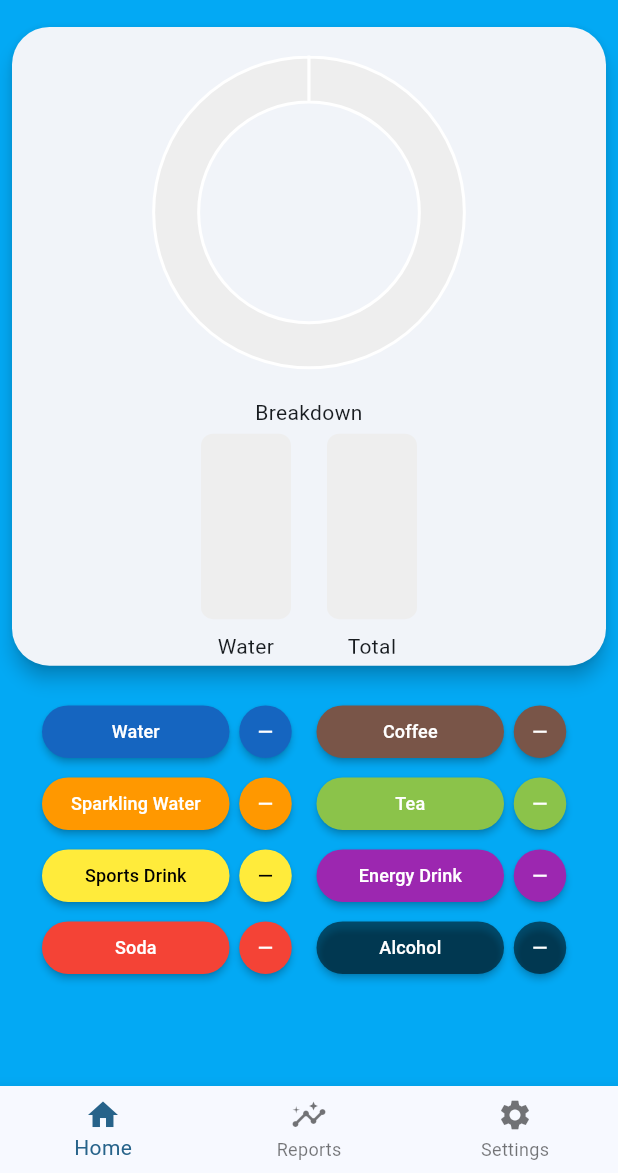
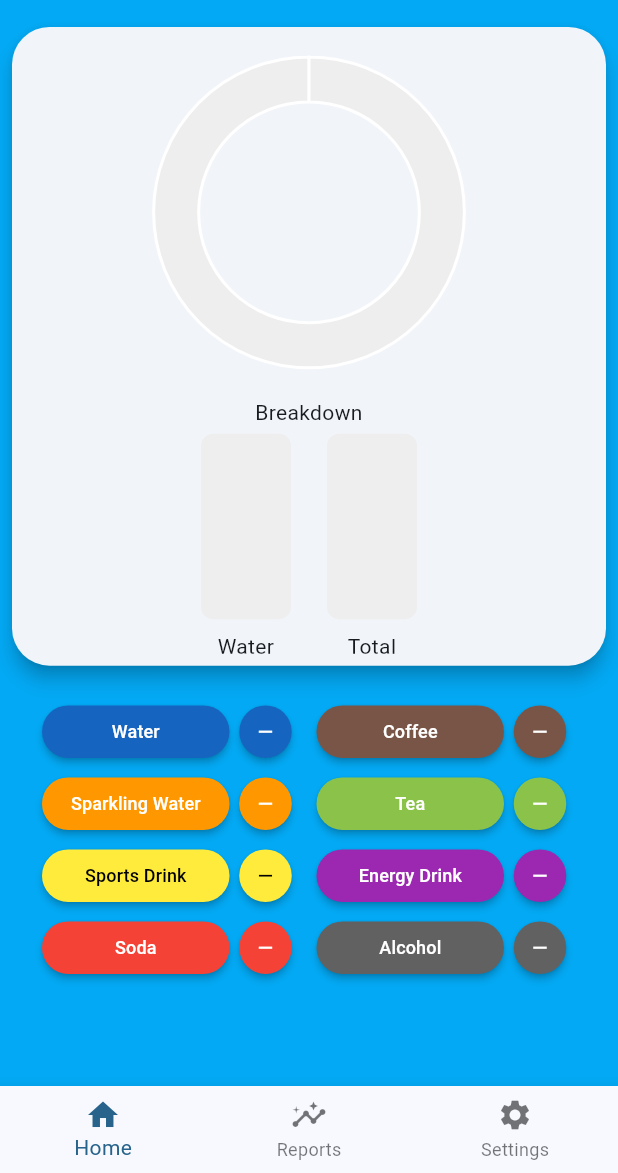
Before and after one commit to swsvindland/water_track, a Flutter app: the HomePage screen opened by its route, on a phone screen of 412 x 824 dp, the part 63-1236 px from its top. Run offline on Flutter 3.47's test engine with Material 2 defaults, Android fonts, the light colour scheme and no system bars; drawn by our look-alikes of flutter_animation_progress_bar; our stand-ins replace charts_flutter, cloud_firestore, firebase_auth, firebase_core, firebase_messaging, google_sign_in and 1 more; missing offline and left inert: os_detect; accounts and stored records are empty; generated files the repository leaves out were written again.

Commit message:
update alcohol color to not clash with dark mode

```diff
--- a/lib/widgets/buttons/buttons.dart
+++ b/lib/widgets/buttons/buttons.dart
@@ -90,7 +90,7 @@ class Buttons extends StatelessWidget {
               user, drinks, 'soda', graphAnimation, preferences.drinkSize)),
       DrinkButton(
           title: AppLocalizations.of(context)!.alcohol,
-          color: Colors.black54,
+          color: Colors.grey[700]!,
           inc: () => incDrink(
               user, drinks, 'alcohol', graphAnimation, preferences.drinkSize),
           dec: () => decDrink(
--- a/lib/widgets/graph.dart
+++ b/lib/widgets/graph.dart
@@ -30,7 +30,7 @@ class Graph extends StatelessWidget {
       GraphDrinks('Soda', drinks.soda, Colors.red),
       GraphDrinks('Energy Drink', drinks.energyDrink, Colors.purple),
       GraphDrinks('Sports Drink', drinks.sportsDrink, Colors.yellow),
-      GraphDrinks('Alcohol', drinks.alcohol, Colors.black54),
+      GraphDrinks('Alcohol', drinks.alcohol, Colors.grey[700]!),
       GraphDrinks('None', none, Colors.grey[200]!)
     ];
 
```
